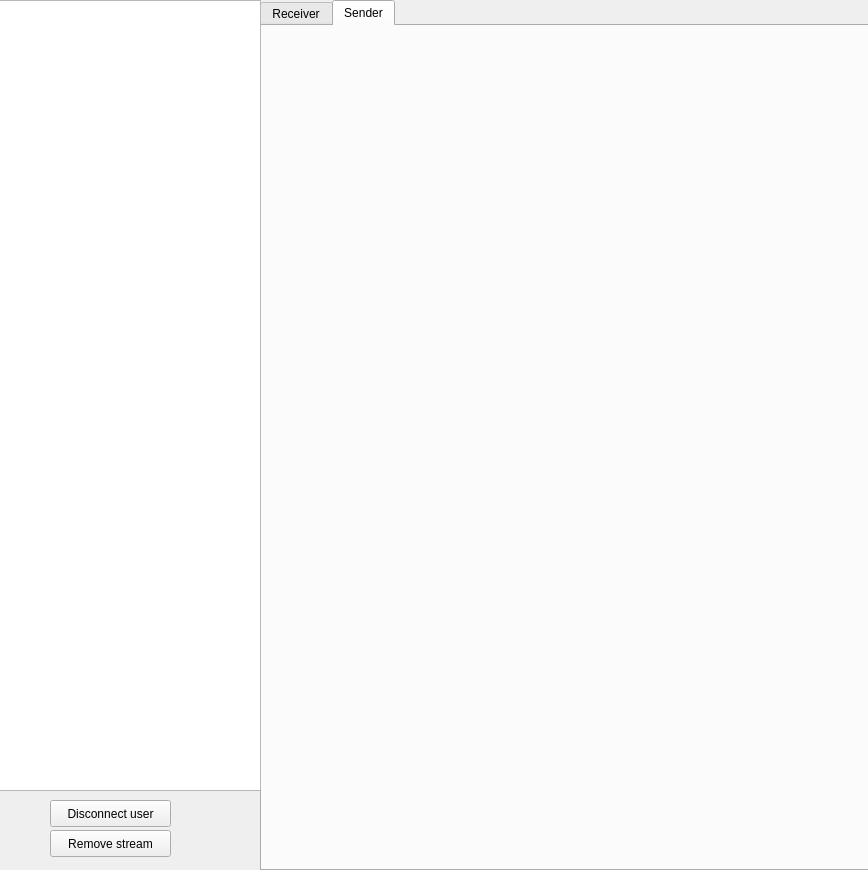
Old version of the form src/analyzer/gui/analyzer.ui in the repository GreenDayBoy/emu.
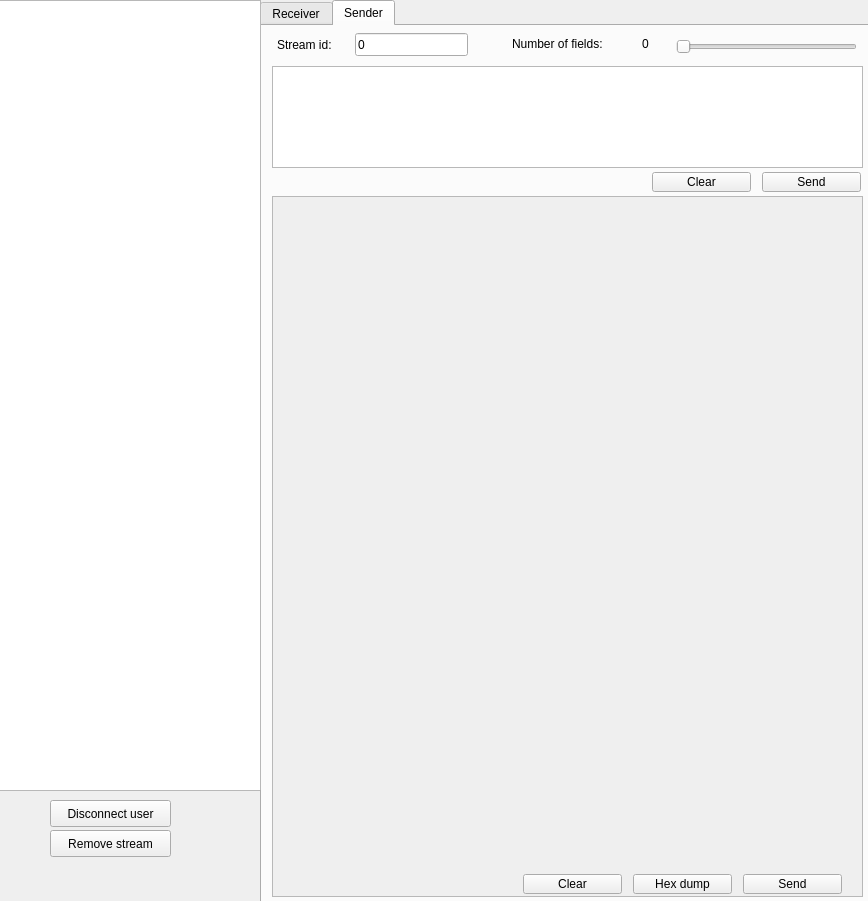
New version of the form. The open tabs and pages were chosen to show the change.

Commit message: next part of analyzer.

Patch:
```diff
--- a/src/analyzer/gui/analyzer.ui
+++ b/src/analyzer/gui/analyzer.ui
@@ -7,7 +7,7 @@
     <x>0</x>
     <y>0</y>
     <width>868</width>
-    <height>870</height>
+    <height>901</height>
    </rect>
   </property>
   <property name="windowTitle">
@@ -20,7 +20,7 @@
       <x>260</x>
       <y>0</y>
       <width>621</width>
-      <height>871</height>
+      <height>911</height>
      </rect>
     </property>
     <property name="currentIndex">
@@ -201,6 +201,191 @@
      <attribute name="title">
       <string>Sender</string>
      </attribute>
+     <widget class="QSlider" name="writeStreamFieldsCountSlider">
+      <property name="geometry">
+       <rect>
+        <x>414</x>
+        <y>10</y>
+        <width>181</width>
+        <height>21</height>
+       </rect>
+      </property>
+      <property name="maximum">
+       <number>24</number>
+      </property>
+      <property name="pageStep">
+       <number>1</number>
+      </property>
+      <property name="orientation">
+       <enum>Qt::Horizontal</enum>
+      </property>
+     </widget>
+     <widget class="QLabel" name="writeStreamFieldsCountTitleLabel">
+      <property name="geometry">
+       <rect>
+        <x>250</x>
+        <y>10</y>
+        <width>131</width>
+        <height>16</height>
+       </rect>
+      </property>
+      <property name="text">
+       <string>Number of fields:</string>
+      </property>
+     </widget>
+     <widget class="QLabel" name="writeStreamFieldsCountLabel">
+      <property name="geometry">
+       <rect>
+        <x>380</x>
+        <y>10</y>
+        <width>41</width>
+        <height>16</height>
+       </rect>
+      </property>
+      <property name="text">
+       <string>0</string>
+      </property>
+     </widget>
+     <widget class="QScrollArea" name="writeStreamFieldsFrame">
+      <property name="geometry">
+       <rect>
+        <x>10</x>
+        <y>170</y>
+        <width>591</width>
+        <height>701</height>
+       </rect>
+      </property>
+      <property name="verticalScrollBarPolicy">
+       <enum>Qt::ScrollBarAsNeeded</enum>
+      </property>
+      <property name="widgetResizable">
+       <bool>true</bool>
+      </property>
+      <widget class="QWidget" name="scrollAreaWidgetContents_2">
+       <property name="geometry">
+        <rect>
+         <x>0</x>
+         <y>0</y>
+         <width>589</width>
+         <height>699</height>
+        </rect>
+       </property>
+       <widget class="QPushButton" name="sendWriteStreamFieldsButton">
+        <property name="geometry">
+         <rect>
+          <x>470</x>
+          <y>677</y>
+          <width>99</width>
+          <height>20</height>
+         </rect>
+        </property>
+        <property name="text">
+         <string>Send</string>
+        </property>
+       </widget>
+       <widget class="QPushButton" name="getWriteStreamHexDumpButton">
+        <property name="geometry">
+         <rect>
+          <x>360</x>
+          <y>677</y>
+          <width>99</width>
+          <height>20</height>
+         </rect>
+        </property>
+        <property name="text">
+         <string>Hex dump</string>
+        </property>
+       </widget>
+       <widget class="QPushButton" name="clearWriteStreamFieldsButton">
+        <property name="geometry">
+         <rect>
+          <x>250</x>
+          <y>677</y>
+          <width>99</width>
+          <height>20</height>
+         </rect>
+        </property>
+        <property name="text">
+         <string>Clear</string>
+        </property>
+       </widget>
+      </widget>
+     </widget>
+     <widget class="QTextEdit" name="writeStreamHexDumpEdit">
+      <property name="geometry">
+       <rect>
+        <x>10</x>
+        <y>40</y>
+        <width>591</width>
+        <height>102</height>
+       </rect>
+      </property>
+      <property name="undoRedoEnabled">
+       <bool>false</bool>
+      </property>
+      <property name="readOnly">
+       <bool>false</bool>
+      </property>
+      <property name="html">
+       <string>&lt;!DOCTYPE HTML PUBLIC &quot;-//W3C//DTD HTML 4.0//EN&quot; &quot;http://www.w3.org/TR/REC-html40/strict.dtd&quot;&gt;
+&lt;html&gt;&lt;head&gt;&lt;meta name=&quot;qrichtext&quot; content=&quot;1&quot; /&gt;&lt;style type=&quot;text/css&quot;&gt;
+p, li { white-space: pre-wrap; }
+&lt;/style&gt;&lt;/head&gt;&lt;body style=&quot; font-family:'Ubuntu'; font-size:11pt; font-weight:400; font-style:normal;&quot;&gt;
+&lt;p style=&quot;-qt-paragraph-type:empty; margin-top:0px; margin-bottom:0px; margin-left:0px; margin-right:0px; -qt-block-indent:0; text-indent:0px;&quot;&gt;&lt;br /&gt;&lt;/p&gt;&lt;/body&gt;&lt;/html&gt;</string>
+      </property>
+     </widget>
+     <widget class="QLineEdit" name="writeStreamIdEdit">
+      <property name="geometry">
+       <rect>
+        <x>93</x>
+        <y>7</y>
+        <width>113</width>
+        <height>23</height>
+       </rect>
+      </property>
+      <property name="text">
+       <string>0</string>
+      </property>
+     </widget>
+     <widget class="QLabel" name="writeStreamIdTitleLabel">
+      <property name="geometry">
+       <rect>
+        <x>15</x>
+        <y>10</y>
+        <width>67</width>
+        <height>17</height>
+       </rect>
+      </property>
+      <property name="text">
+       <string>Stream id:</string>
+      </property>
+     </widget>
+     <widget class="QPushButton" name="clearWriteStreamHexDumpButton">
+      <property name="geometry">
+       <rect>
+        <x>390</x>
+        <y>146</y>
+        <width>99</width>
+        <height>20</height>
+       </rect>
+      </property>
+      <property name="text">
+       <string>Clear</string>
+      </property>
+     </widget>
+     <widget class="QPushButton" name="sendWriteStreamHexDumpButton">
+      <property name="geometry">
+       <rect>
+        <x>500</x>
+        <y>146</y>
+        <width>99</width>
+        <height>20</height>
+       </rect>
+      </property>
+      <property name="text">
+       <string>Send</string>
+      </property>
+     </widget>
     </widget>
    </widget>
    <widget class="QTreeView" name="usersView">
```
Left out of the diff: 120 changed lines with no effect on the pictures. The commit also changes 29 other files.
